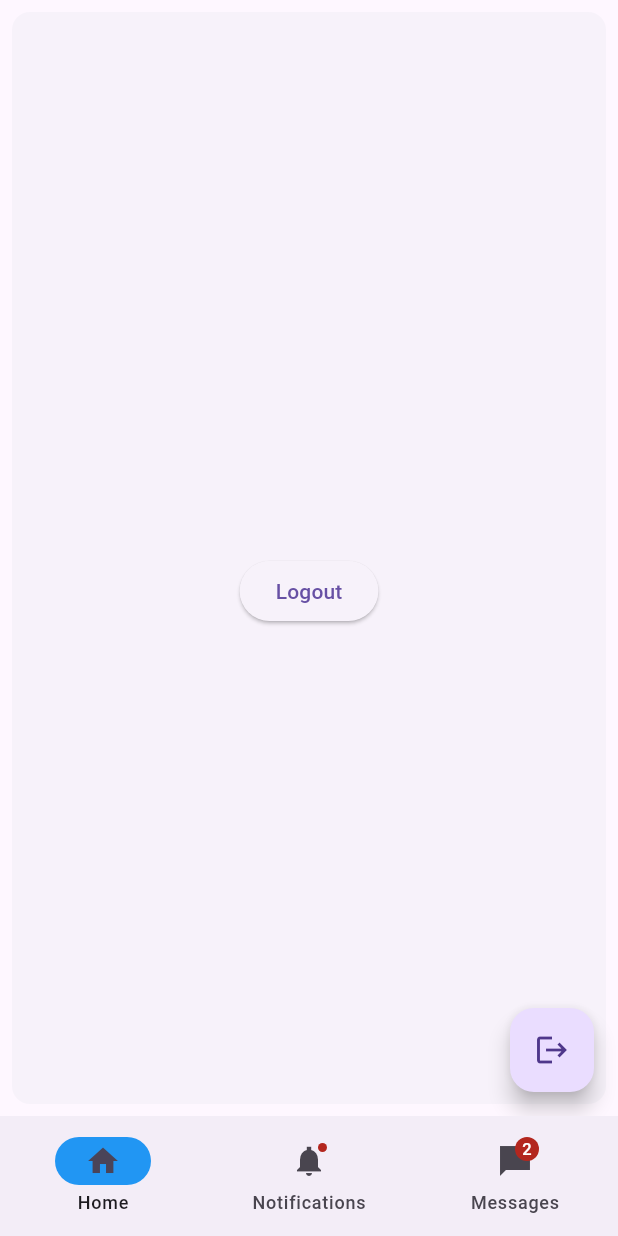
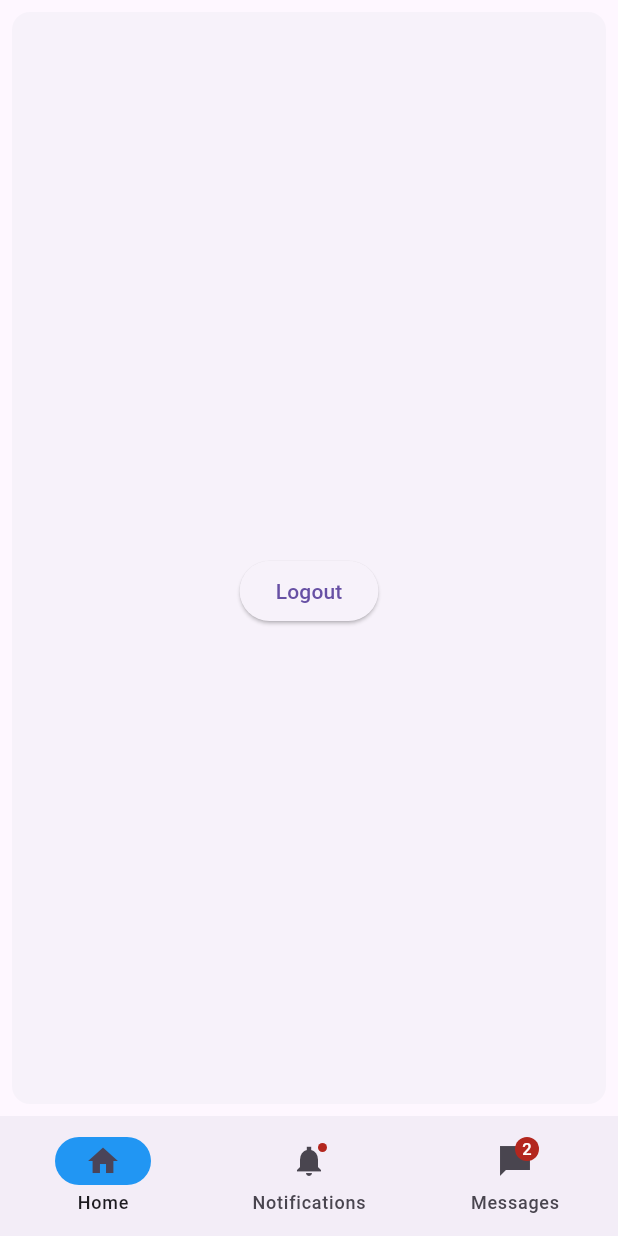
Before and after one commit to AAdrian565/OrMeal, a Flutter app: the screen it shows once a user with an empty profile is signed in, on a phone screen of 412 x 824 dp. Run offline on Flutter 3.47's test engine with Material 3 defaults, Android fonts, the light colour scheme and no system bars; our stand-ins replace firebase_auth, firebase_core; accounts and stored records are empty; network calls fail.

Commit message:
change to page, edit login register error message

```diff
--- a/lib/pages/home.dart
+++ b/lib/pages/home.dart
@@ -1,15 +1,21 @@
 import 'package:flutter/material.dart';
 import 'package:firebase_auth/firebase_auth.dart';
 
-Widget buildHomePage(ThemeData theme) {
+class HomePage extends StatelessWidget {
+  final ThemeData theme;
+
+  const HomePage({Key? key, required this.theme}) : super(key: key);
+
+  @override
+  Widget build(BuildContext context) {
     final user = FirebaseAuth.instance.currentUser;
 
     signUserOut() {
       FirebaseAuth.instance.signOut();
     }
 
-  return Scaffold(
-    body: Card(
+    return Material(
+      child: Card(
         shadowColor: Colors.transparent,
         margin: const EdgeInsets.all(8.0),
         child: SizedBox.expand(
@@ -31,10 +37,19 @@ Widget buildHomePage(ThemeData theme) {
           ),
         ),
       ),
-    floatingActionButton: FloatingActionButton(
-      onPressed: signUserOut,
-      tooltip: 'Logout',
-      child: Icon(Icons.logout),
-    ),
     );
   }
+}
+
+class HomePageWithFab extends StatelessWidget {
+  final ThemeData theme;
+
+  const HomePageWithFab({Key? key, required this.theme}) : super(key: key);
+
+  @override
+  Widget build(BuildContext context) {
+    return HomePage(
+      theme: theme,
+    );
+  }
+}
--- a/lib/pages/main.dart
+++ b/lib/pages/main.dart
@@ -32,9 +32,9 @@ class _MainPage extends State<MainPage> {
       child: IndexedStack(
         index: currentPageIndex,
         children: <Widget>[
-          buildHomePage(theme),
-          buildNotificationsPage(theme),
-          buildMessagesPage(theme),
+          HomePage(theme: theme),
+          NotificationsPage(theme: theme),
+          MessagesPage(theme: theme),
         ],
       ),
     );
```
Also changed, not shown: lib/pages/login.dart (+5 -15 lines), lib/pages/message.dart (+22 -3 lines), lib/pages/notification.dart (+29 -6 lines), lib/pages/register.dart (+5 -15 lines), lib/module/textinput.dart (line endings or trailing spaces). Lines whose indentation alone changed are shown as unchanged.
